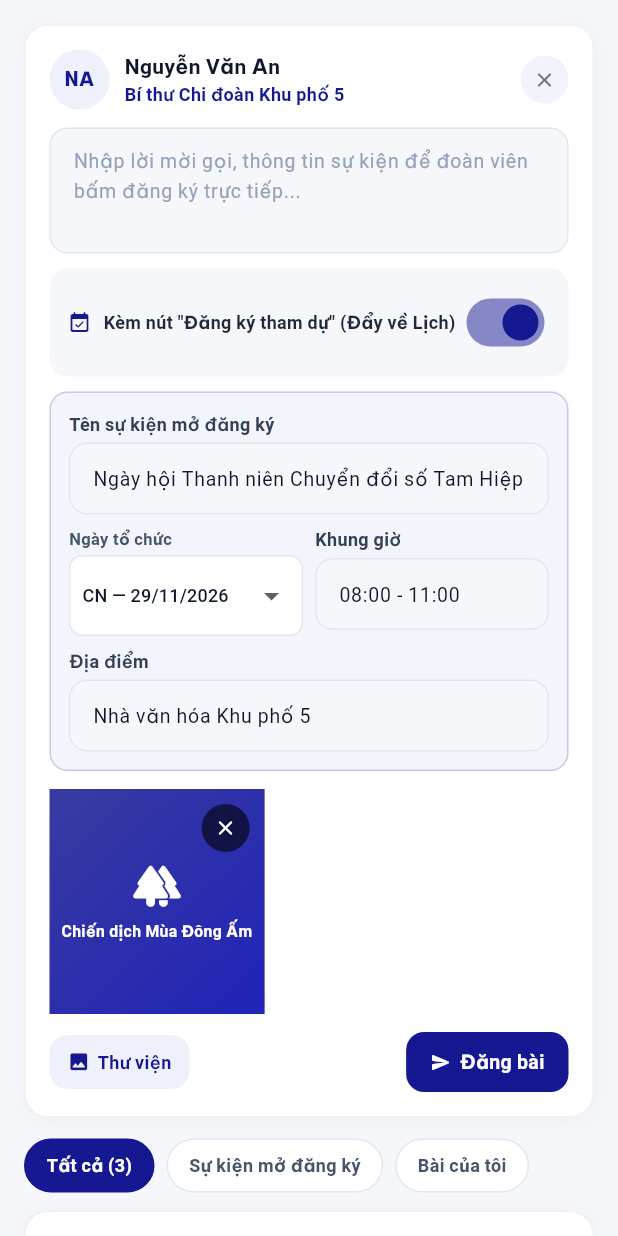
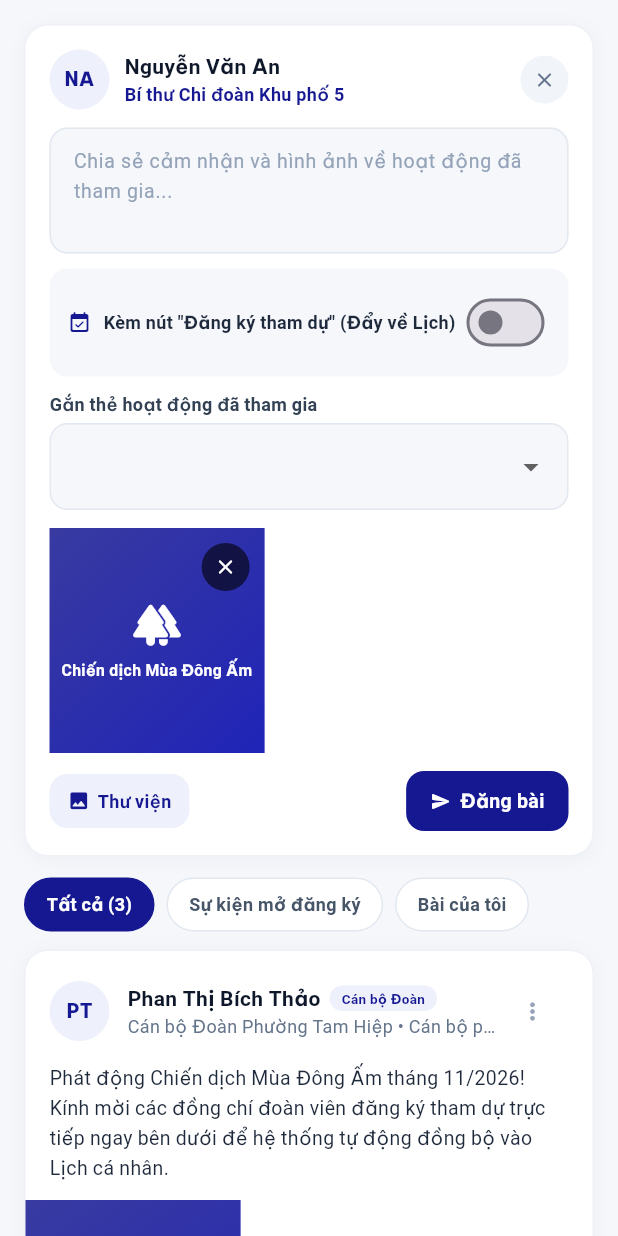
Before and after one commit to shynor-source/doanvietso-flutter-app, a Flutter app: the SocialFeedScreen widget shown alone on an empty page, opened directly with empty values, after a tap on "NA", on a phone screen of 412 x 824 dp. Run offline on Flutter 3.47's test engine with Material 3 defaults, Android fonts, the phone set to English and light mode, and no system bars; accounts and stored records are empty.

Commit message:
fix: (1) đoàn viên ẩn hẳn hàng 'Kèm nút Đăng ký tham dự'; (2) cán bộ tắt/bật được toggle để đăng bài tổng kết thường (trước đây toggle bị khóa ON); (3) thống nhất chức danh 'Cán bộ Đoàn Phường' (trước ghi nhầm 'Bí thư Đoàn Phường'); chữ ký báo cáo & hồ sơ lấy tên thật từ tài khoản server (backendUserName)

```diff
--- a/doanvien_so/lib/components/modals.dart
+++ b/doanvien_so/lib/components/modals.dart
@@ -410,8 +410,8 @@ class _SystemAdminSheetState extends State<_SystemAdminSheet> {
     final state = widget.state;
     final member = state.currentMember;
     final Map<String, String> profile = switch (widget.role) {
-      AppRole.secretary => {'name': 'Nguyễn Văn An', 'code': 'CB-KP5-2026', 'roleName': 'Bí thư Chi đoàn Khu phố 5', 'unit': 'Phường Tam Hiệp, TP. Biên Hòa, Tỉnh Đồng Nai', 'phone': '0912.345.678', 'joinDate': '26/03/2017'},
-      AppRole.wardOfficer => {'name': 'Phan Thị Bích Thảo', 'code': 'CB-PHUONG-01', 'roleName': 'Bí thư Đoàn Phường Tam Hiệp', 'unit': 'BCH Đoàn Phường Tam Hiệp (12 Chi đoàn)', 'phone': '0908.123.999', 'joinDate': '26/03/2015'},
+      AppRole.secretary => {'name': state.backendUserName ?? 'Nguyễn Văn An', 'code': 'CB-KP5-2026', 'roleName': 'Bí thư Chi đoàn Khu phố 5', 'unit': 'Phường Tam Hiệp, TP. Biên Hòa, Tỉnh Đồng Nai', 'phone': '0912.345.678', 'joinDate': '26/03/2017'},
+      AppRole.wardOfficer => {'name': state.backendUserName ?? 'Phan Thị Bích Thảo', 'code': 'CB-PHUONG-01', 'roleName': 'Cán bộ Đoàn Phường Tam Hiệp', 'unit': 'BCH Đoàn Phường Tam Hiệp (12 Chi đoàn)', 'phone': '0908.123.999', 'joinDate': '26/03/2015'},
       AppRole.member => {'name': member.name, 'code': member.memberCode, 'roleName': 'Đoàn viên • Công nhân KCN', 'unit': '${member.branchName} • ${member.workplace}', 'phone': member.phone, 'joinDate': member.joinDate},
     };
     final branches = state.wardDataByMonth['11']!.branchesRank;
--- a/doanvien_so/lib/data/mock_data.dart
+++ b/doanvien_so/lib/data/mock_data.dart
@@ -450,7 +450,7 @@ final wardDataByMonth = <String, MonthWardData>{
 };
 
 const wardOfficerName = 'Phan Thị Bích Thảo';
-const wardOfficerRole = 'Bí thư Đoàn Phường Tam Hiệp';
+const wardOfficerRole = 'Cán bộ Đoàn Phường Tam Hiệp';
 const wardOfficerPhone = '0908.123.999';
 const wardDataName = 'Đoàn Thanh niên Phường Tam Hiệp';
 
@@ -535,7 +535,7 @@ final scheduleCatalog = [
 
 final initialSocialPosts = [
   SocialPost(
-    id: 'post-event-1', authorId: 'ward-01', authorName: 'Phan Thị Bích Thảo', authorRole: 'Bí thư Đoàn Phường Tam Hiệp • Cán bộ phát động', authorAvatar: 'Phan Thị Bích Thảo', branchName: 'Đoàn Phường Tam Hiệp', category: 'event', eventTag: 'Chiến dịch Mùa Đông Ấm & Hỗ trợ Thanh niên', isEventPost: true, verifiedOfficer: true, verifiedParticipant: true, registeredCount: 34, registeredByMe: false,
+    id: 'post-event-1', authorId: 'ward-01', authorName: 'Phan Thị Bích Thảo', authorRole: 'Cán bộ Đoàn Phường Tam Hiệp • Cán bộ phát động', authorAvatar: 'Phan Thị Bích Thảo', branchName: 'Đoàn Phường Tam Hiệp', category: 'event', eventTag: 'Chiến dịch Mùa Đông Ấm & Hỗ trợ Thanh niên', isEventPost: true, verifiedOfficer: true, verifiedParticipant: true, registeredCount: 34, registeredByMe: false,
     eventSchedule: ScheduleItem(id: 'ev-soc-1', title: 'Chiến dịch Mùa Đông Ấm & Hỗ trợ Thanh niên', category: 'Sự kiện Đoàn', dateStr: '29/11/2026', dayOfWeek: 'CN', timeSlot: '07:30 - 11:00', room: 'Nhà văn hóa KP5 & Khu vực Tam Hiệp', organizer: 'BCH Đoàn Phường Tam Hiệp', format: 'Trực tiếp • Điểm danh QR', points: '+25 điểm', isELearning: false),
     createdAt: '30 phút trước',
     content: 'Phát động Chiến dịch Mùa Đông Ấm tháng 11/2026! Kính mời các đồng chí đoàn viên đăng ký tham dự trực tiếp ngay bên dưới để hệ thống tự động đồng bộ vào Lịch cá nhân.',
--- a/doanvien_so/lib/screens/menu_screen.dart
+++ b/doanvien_so/lib/screens/menu_screen.dart
@@ -41,7 +41,7 @@ class _UtilitiesMenuScreenState extends State<UtilitiesMenuScreen> {
     final member = state.currentMember;
     final (name, subtitle, badge) = switch (widget.currentRole) {
       AppRole.secretary => ('Nguyễn Văn An', 'Bí thư Chi đoàn • Khu phố 5', '${state.members.length} ĐV'),
-      AppRole.wardOfficer => ('Phan Thị Bích Thảo', 'Cán bộ Đoàn • Phường Tam Hiệp', '12 Chi đoàn'),
+      AppRole.wardOfficer => (state.backendUserName ?? 'Phan Thị Bích Thảo', 'Cán bộ Đoàn • Phường Tam Hiệp', '12 Chi đoàn'),
       AppRole.member => (member.name, 'Đoàn viên • ${member.branchName}', '${state.userPoints} đ'),
     };
 
--- a/doanvien_so/lib/screens/report_screen.dart
+++ b/doanvien_so/lib/screens/report_screen.dart
@@ -271,7 +271,7 @@ class _SecretaryReportViewState extends State<SecretaryReportView> {
                                 children: [
                                   const Text('TM. BCH CHI ĐOÀN KP5', style: TextStyle(fontSize: 10.5, fontWeight: FontWeight.w800, color: Color(0xFF475569))),
                                   const SizedBox(height: 10),
-                                  const Text('Nguyễn Văn An', style: TextStyle(fontSize: 13, fontWeight: FontWeight.w700, color: Color(0xFF0F172A))),
+                                  Text(state.backendUserName ?? 'Nguyễn Văn An', style: const TextStyle(fontSize: 13, fontWeight: FontWeight.w700, color: Color(0xFF0F172A))),
                                   const Row(children: [
                                     Icon(Icons.verified_user_rounded, size: 13, color: D.greenDark),
                                     SizedBox(width: 4),
--- a/doanvien_so/lib/screens/social_screen.dart
+++ b/doanvien_so/lib/screens/social_screen.dart
@@ -33,6 +33,8 @@ class _SocialFeedScreenState extends State<SocialFeedScreen> {
   @override
   void initState() {
     super.initState();
+    // Chỉ cán bộ Đoàn mới được phát động sự kiện (RBAC: member không thấy hàng toggle)
+    attachEventCard = widget.currentRole == AppRole.wardOfficer;
     // Preselect từ màn khác (chia sẻ sau điểm danh/minh chứng)
     WidgetsBinding.instance.addPostFrameCallback((_) {
       final pre = widget.state.preselectedSocialEvent;
@@ -63,7 +65,7 @@ class _SocialFeedScreenState extends State<SocialFeedScreen> {
     final state = widget.state;
     return switch (widget.currentRole) {
       AppRole.secretary => (name: 'Nguyễn Văn An', role: 'Bí thư Chi đoàn Khu phố 5'),
-      AppRole.wardOfficer => (name: 'Phan Thị Bích Thảo', role: 'Bí thư Đoàn Phường Tam Hiệp'),
+      AppRole.wardOfficer => (name: state.backendUserName ?? 'Phan Thị Bích Thảo', role: 'Cán bộ Đoàn Phường Tam Hiệp'),
       AppRole.member => (name: state.currentMember.name, role: 'Đoàn viên • ${state.currentMember.branchName}'),
     };
   }
@@ -79,7 +81,6 @@ class _SocialFeedScreenState extends State<SocialFeedScreen> {
     final state = widget.state;
     final author = authorProfile;
     final isOfficer = widget.currentRole != AppRole.member;
-    attachEventCard = isOfficer;
 
     final filteredPosts = state.socialPosts.where((p) {
       if (filterMode == 'events_only') return p.isEventPost;
@@ -164,9 +165,9 @@ class _SocialFeedScreenState extends State<SocialFeedScreen> {
                       focusedBorder: OutlineInputBorder(borderRadius: BorderRadius.circular(12), borderSide: const BorderSide(color: D.primary, width: 1.5)),
                     ),
                   ),
-                  // Toggle kèm thẻ sự kiện
-                  const SizedBox(height: 10),
-                  Container(
+                  // Toggle kèm thẻ sự kiện (chỉ cán bộ Đoàn; member ẩn hoàn toàn)
+                  if (isOfficer) const SizedBox(height: 10),
+                  if (isOfficer) Container(
                     padding: const EdgeInsets.all(12),
                     decoration: BoxDecoration(color: D.grayBg, borderRadius: BorderRadius.circular(12)),
                     child: Row(
--- a/doanvien_so/lib/state/app_state.dart
+++ b/doanvien_so/lib/state/app_state.dart
@@ -813,6 +813,7 @@ class AppState extends ChangeNotifier {
   bool backendLive = false;
   int? backendMemberId; // id hồ sơ đoàn viên gắn với tài khoản đang đăng nhập
   String? backendRole;  // role trả về từ máy chủ
+  String? backendUserName; // họ tên thật của tài khoản (user.full_name) — dùng làm chữ ký báo cáo
   final Map<String, String> backendBranchIdByName = {}; // tên chi đoàn (local) → branch_id server
 
   /// Đang dùng API thật (có token, server reachable, không bật chế độ offline demo)
@@ -825,6 +826,7 @@ class AppState extends ChangeNotifier {
     final user = data['user'] as Map;
     backendRole = (user['role'] as String?) ?? 'member';
     backendMemberId = (user['member_id'] as num?)?.toInt();
+    backendUserName = (user['full_name'] as String?)?.trim().isNotEmpty == true ? user['full_name'] as String : null;
     await _syncFromBackend();
     return backendRole!;
   }
@@ -834,6 +836,7 @@ class AppState extends ChangeNotifier {
     backendLive = false;
     backendMemberId = null;
     backendRole = null;
+    backendUserName = null;
   }
 
   String _fmtDate(String iso) {
```
